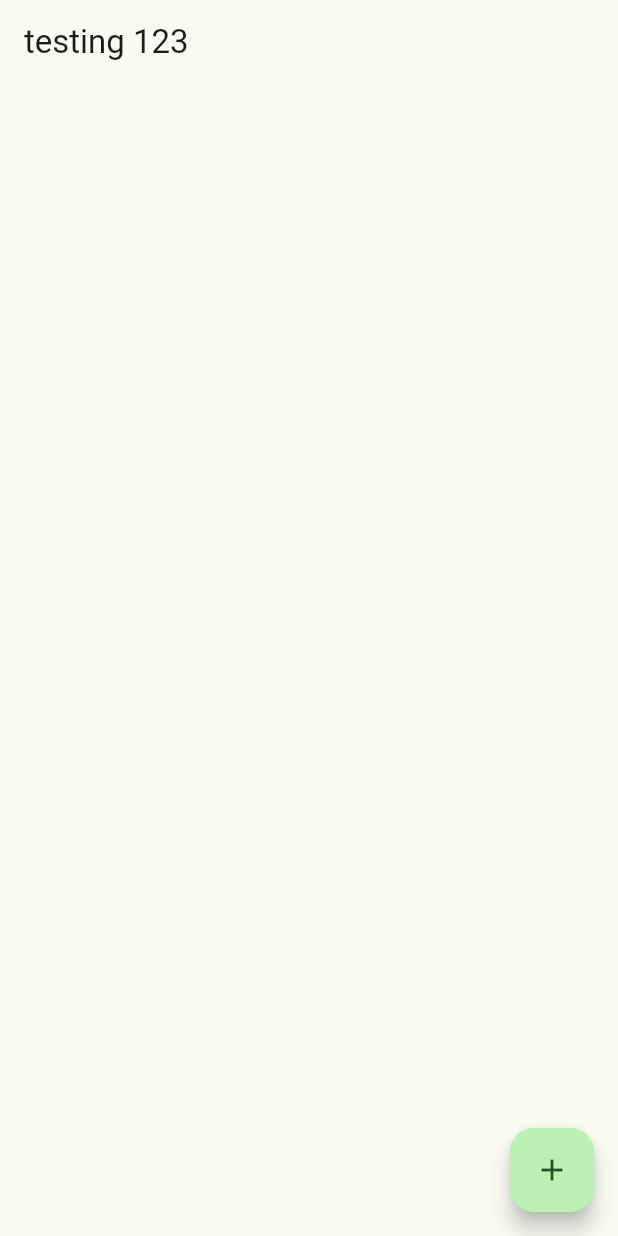
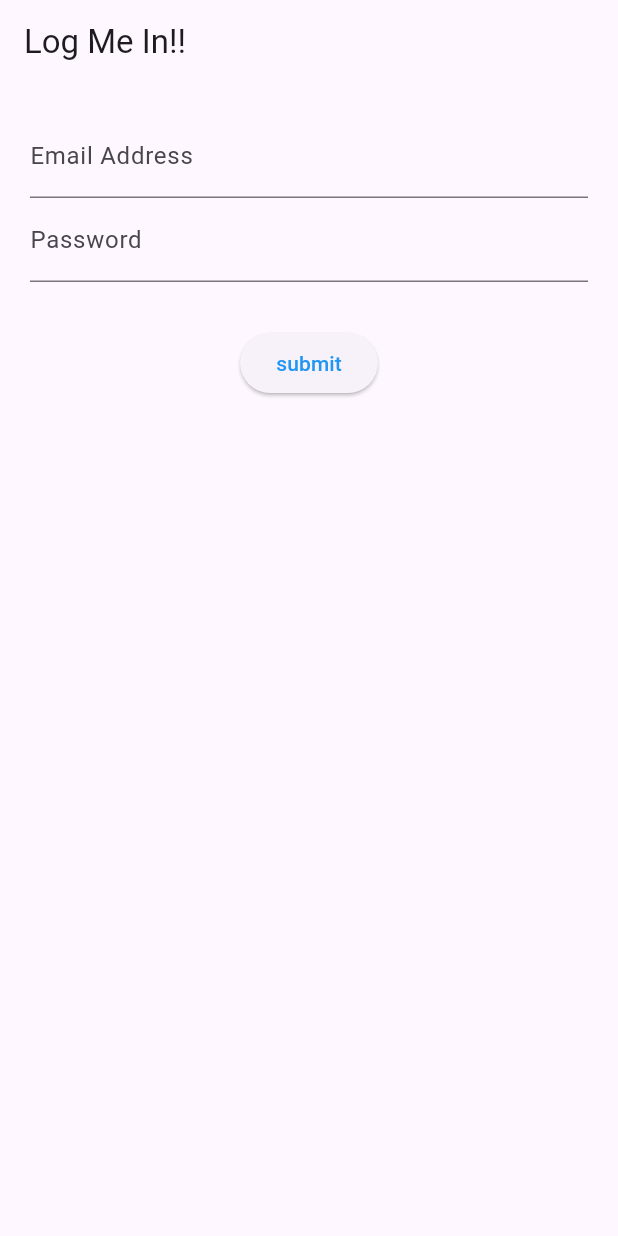
Before and after one commit to HashemSami/flutter-pics-app, a Flutter app: the screen it shows after launch, on a phone screen of 412 x 824 dp. Run offline on Flutter 3.47's test engine with Material 3 defaults, Android fonts, the phone set to English and light mode, and no system bars.

Commit message:
adding the login screen with validation mixin

```diff
--- /dev/null
+++ b/lib/pics_app/src/app.dart
@@ -0,0 +1,55 @@
+import "dart:convert";
+
+import "package:flutter/material.dart";
+import "package:http/http.dart" show get;
+import "models/image_model.dart";
+import "widgets/image_list.dart";
+
+class App extends StatefulWidget {
+  const App({super.key});
+
+  @override
+  State<App> createState() => _AppState();
+}
+
+class _AppState extends State<App> {
+  int _counter = 0;
+  final List<ImageModel> images = [];
+
+  void fetchImage() async {
+    _counter++;
+    try {
+      final res = await get(
+          Uri.https("jsonplaceholder.typicode.com", "/photos/$_counter"));
+
+      final imageModel = ImageModel.fromJson(json.decode(res.body));
+
+      setState(() {
+        images.add(imageModel);
+      });
+    } catch (e) {
+      print(e);
+    }
+  }
+
+  @override
+  Widget build(BuildContext context) {
+    return MaterialApp(
+      theme: ThemeData(
+        colorScheme: ColorScheme.fromSeed(seedColor: Colors.green),
+        useMaterial3: true,
+      ),
+      home: Scaffold(
+        appBar: AppBar(
+          title: Text("testing 123"),
+        ),
+        body: ImageList(images: images),
+        floatingActionButton: FloatingActionButton(
+          onPressed: fetchImage,
+          tooltip: 'Increment Counter',
+          child: const Icon(Icons.add),
+        ),
+      ),
+    );
+  }
+}
--- a/lib/src/widgets/image_list.dart
+++ b/lib/pics_app/src/widgets/image_list.dart
@@ -24,9 +24,9 @@ class ImageList extends StatelessWidget {
       child: Column(
         mainAxisSize: MainAxisSize.min,
         children: <Widget>[
-          Container(
+          Padding(
+            padding: const EdgeInsets.only(bottom: 20),
             child: Image.network(image.url),
-            margin: const EdgeInsets.only(bottom: 20.0),
           ),
           Text(image.title,
               style:
--- a/lib/src/app.dart
+++ b/lib/src/app.dart
@@ -1,55 +1,18 @@
-import "dart:convert";
+import "package:flutter/material.dart";
+import "./screens/login_screen.dart";
 
-import "package:flutter/material.dart";
-import "package:http/http.dart" show get;
-import "models/image_model.dart";
-import "widgets/image_list.dart";
-
-class App extends StatefulWidget {
+class App extends StatelessWidget {
   const App({super.key});
-
-  @override
-  State<App> createState() => _AppState();
-}
-
-class _AppState extends State<App> {
-  int _counter = 0;
-  final List<ImageModel> images = [];
-
-  void fetchImage() async {
-    _counter++;
-    try {
-      final res = await get(
-          Uri.https("jsonplaceholder.typicode.com", "/photos/$_counter"));
-
-      final imageModel = ImageModel.fromJson(json.decode(res.body));
-
-      setState(() {
-        images.add(imageModel);
-      });
-    } catch (e) {
-      print(e);
-    }
-  }
 
   @override
   Widget build(BuildContext context) {
     return MaterialApp(
-      theme: ThemeData(
-        colorScheme: ColorScheme.fromSeed(seedColor: Colors.green),
-        useMaterial3: true,
-      ),
-      home: Scaffold(
-        appBar: AppBar(
-          title: Text("testing 123"),
-        ),
-        body: ImageList(images: images),
-        floatingActionButton: FloatingActionButton(
-          onPressed: fetchImage,
-          tooltip: 'Increment Counter',
-          child: const Icon(Icons.add),
-        ),
-      ),
-    );
+        title: "logged in",
+        home: Scaffold(
+          appBar: AppBar(
+            title: const Text("Log Me In!!"),
+          ),
+          body: const LoginScreen(),
+        ));
   }
 }
--- /dev/null
+++ b/lib/src/screens/login_screen.dart
@@ -0,0 +1,86 @@
+import 'package:flutter/material.dart';
+import '../mixins/validation_mixin.dart';
+
+class LoginScreen extends StatefulWidget {
+  const LoginScreen({super.key});
+
+  @override
+  State<LoginScreen> createState() => _LoginScreenState();
+}
+
+class _LoginScreenState extends State<LoginScreen> with ValidationMixin {
+  final _formKey = GlobalKey<FormState>();
+
+  final emailController = TextEditingController();
+  final passwordController = TextEditingController();
+
+  @override
+  Widget build(BuildContext context) {
+    return Container(
+        margin: const EdgeInsets.all(20.0),
+        child: Form(
+          key: _formKey,
+          child: Column(
+            children: <Widget>[
+              emailField(),
+              passwordField(),
+              Container(
+                margin: const EdgeInsets.only(bottom: 30.0),
+              ),
+              submitButton(),
+            ],
+          ),
+        ));
+  }
+
+  Widget emailField() {
+    return TextFormField(
+      controller: emailController,
+      decoration: const InputDecoration(
+        labelText: "Email Address",
+        hintText: "you@example.com",
+      ),
+      keyboardType: TextInputType.emailAddress,
+      onSaved: (value) {
+        // print(value);
+      },
+      validator: validateEmail,
+    );
+  }
+
+  Widget passwordField() {
+    return TextFormField(
+      controller: passwordController,
+      obscureText: false,
+      decoration: const InputDecoration(
+        labelText: "Password",
+        hintText: "Password",
+      ),
+      validator: validatePassword,
+    );
+  }
+
+  Widget submitButton() {
+    return ElevatedButton(
+      style: ButtonStyle(
+        foregroundColor: MaterialStateProperty.all<Color>(Colors.blue),
+      ),
+      onPressed: () {
+        // Validate returns true if the form is valid, or false otherwise.
+        if (_formKey.currentState!.validate()) {
+          // If the form is valid, display a snackbar. In the real world,
+          // you'd often call a server or save the information in a database.
+          ScaffoldMessenger.of(context).showSnackBar(
+            const SnackBar(content: Text('Processing Data')),
+          );
+
+          _formKey.currentState?.save();
+
+          print(emailController.text);
+          print(passwordController.text);
+        }
+      },
+      child: const Text("submit"),
+    );
+  }
+}
```
Also changed, not shown: lib/pics_app/main.dart (added, +7 -0 lines), lib/src/mixins/validation_mixin.dart (added, +18 -0 lines), lib/pics_app/src/models/image_model.dart (renamed from lib/src/models/image_model.dart).
